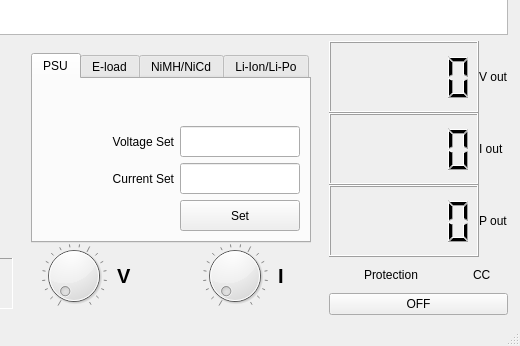
Qt form source_files/dps_GUI.ui (Sogolumbo/XYGUI) before a commit; both pictures show x 647 to 1167 and y 306 to 652 of the 1167 by 652 pixel window.
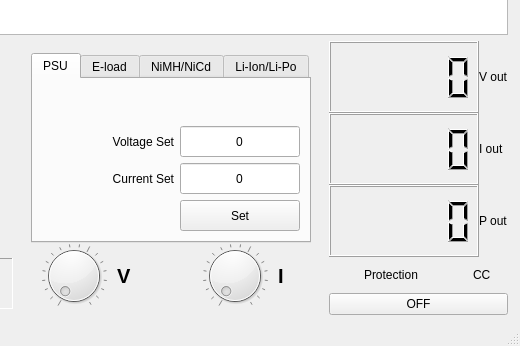
The same form after that commit. The open tabs and pages were chosen to show the change. Icons and pictures are not drawn. Custom widgets are drawn as their Qt base class.

Commit message: Update controls to reflect V and I setpoints of hardware

Diff of the .ui file:
```diff
--- a/source_files/dps_GUI.ui
+++ b/source_files/dps_GUI.ui
@@ -941,6 +941,9 @@
                 <property name="alignment">
                  <set>Qt::AlignCenter</set>
                 </property>
+                <property name="text">
+                  <string>0</string>
+                 </property>
                </widget>
               </item>
               <item>
@@ -969,6 +972,9 @@
                 <property name="alignment">
                  <set>Qt::AlignCenter</set>
                 </property>
+                <property name="text">
+                  <string>0</string>
+                 </property>
                </widget>
               </item>
               <item>
```
The commit also changes 2 other files.
